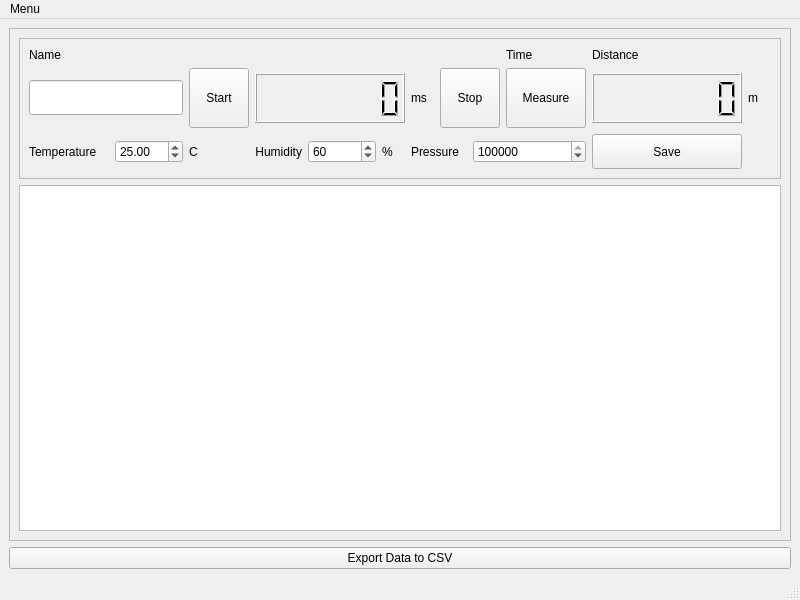
Qt form ui/distance_measure_app_ui.ui (Imran2205/DistanceMeasure) before a commit.
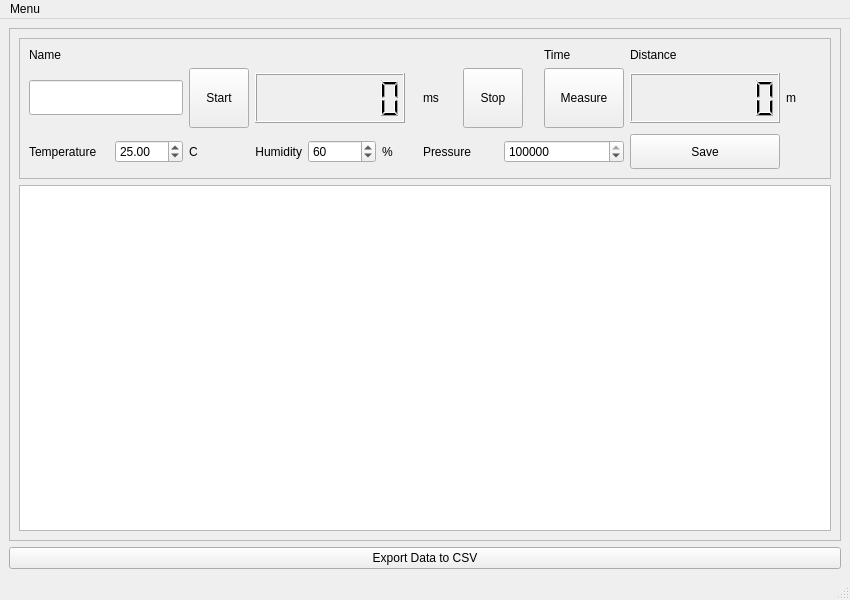
The same form after that commit.

What changed in the file:
```diff
--- a/ui/distance_measure_app_ui.ui
+++ b/ui/distance_measure_app_ui.ui
@@ -6,7 +6,7 @@
    <rect>
     <x>0</x>
     <y>0</y>
-    <width>800</width>
+    <width>850</width>
     <height>600</height>
    </rect>
   </property>
@@ -355,8 +355,8 @@
     <rect>
      <x>0</x>
      <y>0</y>
-     <width>800</width>
-     <height>21</height>
+     <width>850</width>
+     <height>24</height>
     </rect>
    </property>
    <widget class="QMenu" name="menuMenu">
```
